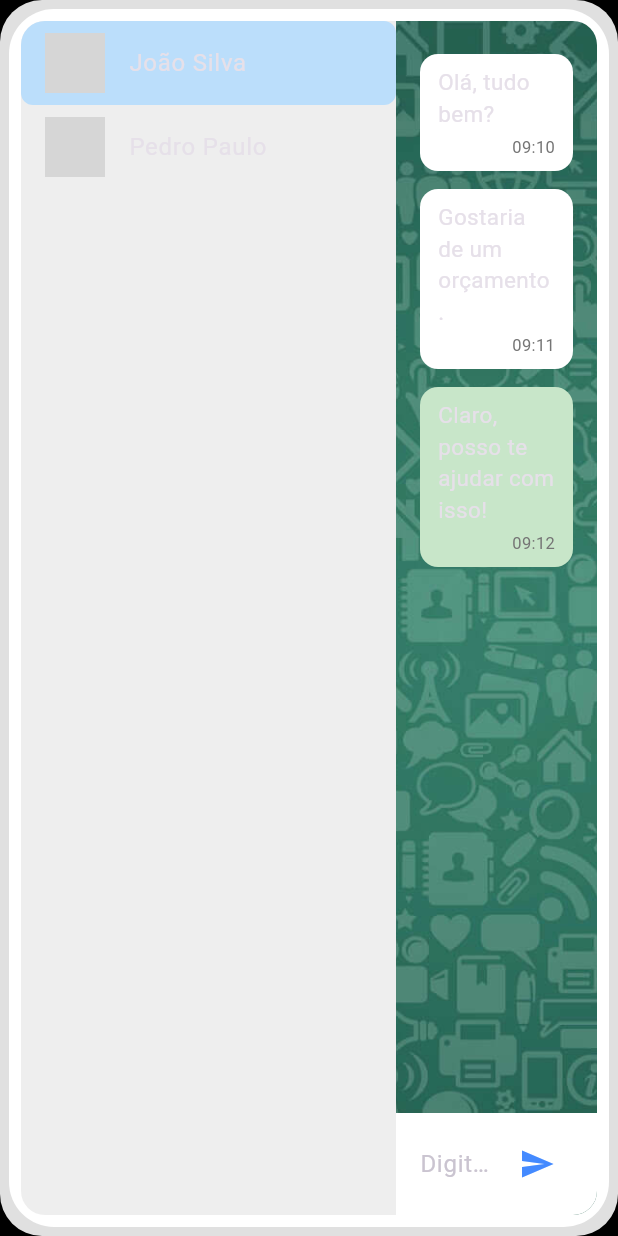
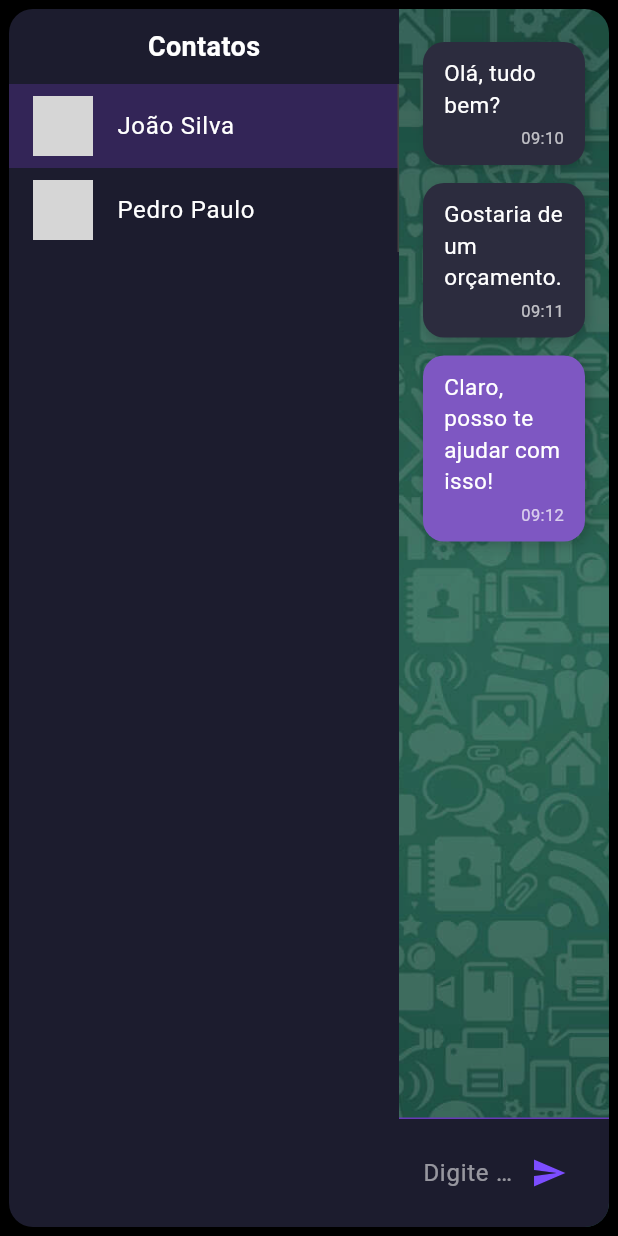
Before and after one commit to marandu-solutions/siga, a Flutter app: the AtendimentoPage widget shown alone on an empty page, opened directly, on a phone screen of 412 x 824 dp. Run offline on Flutter 3.47's test engine with Material 3 defaults, Android fonts, the light colour scheme and no system bars; our stand-ins replace lucide_icons; network calls fail; grey boxes are pictures that could not be loaded.

Commit message:
refactor: estilo escuro do app

```diff
--- a/lib/Pages/AtendimentoPage/atendimento_page.dart
+++ b/lib/Pages/AtendimentoPage/atendimento_page.dart
@@ -19,32 +19,16 @@ class _AtendimentoPageState extends State<AtendimentoPage> {
       "foto": "https://i.pravatar.cc/150?img=3",
       "mensagens": [
         {"texto": "Olá, tudo bem?", "remetente": "cliente", "hora": "09:10"},
-        {
-          "texto": "Gostaria de um orçamento.",
-          "remetente": "cliente",
-          "hora": "09:11"
-        },
-        {
-          "texto": "Claro, posso te ajudar com isso!",
-          "remetente": "loja",
-          "hora": "09:12"
-        },
+        {"texto": "Gostaria de um orçamento.", "remetente": "cliente", "hora": "09:11"},
+        {"texto": "Claro, posso te ajudar com isso!", "remetente": "loja", "hora": "09:12"},
       ],
     },
     {
       "nome": "Pedro Paulo",
       "foto": "https://i.pravatar.cc/150?img=5",
       "mensagens": [
-        {
-          "texto": "Vocês fazem camisas polo personalizadas?",
-          "remetente": "cliente",
-          "hora": "08:45"
-        },
-        {
-          "texto": "Fazemos sim! Posso te mostrar alguns modelos.",
-          "remetente": "loja",
-          "hora": "08:46"
-        },
+        {"texto": "Vocês fazem camisas polo personalizadas?", "remetente": "cliente", "hora": "08:45"},
+        {"texto": "Fazemos sim! Posso te mostrar alguns modelos.", "remetente": "loja", "hora": "08:46"},
       ],
     },
   ];
@@ -56,7 +40,7 @@ class _AtendimentoPageState extends State<AtendimentoPage> {
       contatos[contatoSelecionado]["mensagens"].add({
         "texto": _mensagemController.text.trim(),
         "remetente": "loja",
-        "hora": TimeOfDay.now().format(context)
+        "hora": TimeOfDay.now().format(context),
       });
       _mensagemController.clear();
     });
@@ -74,25 +58,29 @@ class _AtendimentoPageState extends State<AtendimentoPage> {
   Widget build(BuildContext context) {
     return Center(
       child: Container(
-        decoration: BoxDecoration(
-          color: Colors.grey.shade300, // Borda cinza mais externa (efeito 3D)
-          borderRadius: BorderRadius.circular(28),
-        ),
-        padding: const EdgeInsets.all(6), // Espaço para borda branca interna
-        child: Container(
-          decoration: BoxDecoration(
-            color: Colors.white, // Fundo branco "janela"
-            borderRadius: BorderRadius.circular(30),
-          ),
-          padding: const EdgeInsets.all(8),
+        padding: const EdgeInsets.all(6),
         child: ClipRRect(
           borderRadius: BorderRadius.circular(16),
           child: Row(
             children: [
-                // Sidebar de Contatos
+              // Sidebar de contatos
               Container(
-                  width: 250,
-                  color: Colors.grey.shade200,
+                width: 260,
+                color: const Color(0xFF1C1C2E),
+                child: Column(
+                  children: [
+                    const Padding(
+                      padding: EdgeInsets.all(12.0),
+                      child: Text(
+                        "Contatos",
+                        style: TextStyle(
+                          fontSize: 18,
+                          fontWeight: FontWeight.bold,
+                          color: Colors.white,
+                        ),
+                      ),
+                    ),
+                    Expanded(
                       child: ListView.builder(
                         itemCount: contatos.length,
                         itemBuilder: (context, index) {
@@ -102,53 +90,54 @@ class _AtendimentoPageState extends State<AtendimentoPage> {
 
                           Color backgroundColor = Colors.transparent;
                           if (isSelected) {
-                        backgroundColor = Colors.blue.shade100;
+                            backgroundColor = Colors.deepPurple.withOpacity(0.3);
                           } else if (isHovered) {
-                        backgroundColor = Colors.blue.shade50;
+                            backgroundColor = Colors.deepPurple.withOpacity(0.15);
                           }
 
                           return MouseRegion(
-                        onEnter: (_) {
-                          setState(() {
-                            contatoHoverIndex = index;
-                          });
-                        },
-                        onExit: (_) {
-                          setState(() {
-                            contatoHoverIndex = null;
-                          });
-                        },
-                        child: Container(
+                            onEnter: (_) => setState(() => contatoHoverIndex = index),
+                            onExit: (_) => setState(() => contatoHoverIndex = null),
+                            child: AnimatedContainer(
+                              duration: const Duration(milliseconds: 200),
                               decoration: BoxDecoration(
                                 color: backgroundColor,
-                            borderRadius: BorderRadius.circular(8),
+                                border: Border(
+                                  right: BorderSide(
+                                    color: Colors.grey.shade800,
+                                    width: 1,
+                                  ),
+                                ),
                               ),
                               child: ListTile(
                                 leading: CircleAvatar(
                                   backgroundImage: NetworkImage(contato["foto"]),
                                 ),
-                            title: Text(contato["nome"]),
-                            onTap: () {
-                              setState(() {
-                                contatoSelecionado = index;
-                              });
-                            },
+                                title: Text(
+                                  contato["nome"],
+                                  style: const TextStyle(color: Colors.white),
+                                ),
+                                onTap: () => setState(() => contatoSelecionado = index),
                               ),
                             ),
                           );
                         },
                       ),
                     ),
+                  ],
+                ),
+              ),
 
-                // Área de Conversa
+              // Área de conversa
               Expanded(
                 child: Stack(
                   children: [
-                      // Fundo da conversa
                     Positioned.fill(
                       child: Image.asset(
                         'assets/whatsapp_background.png',
                         fit: BoxFit.cover,
+                        color: Colors.black.withOpacity(0.2),
+                        colorBlendMode: BlendMode.darken,
                       ),
                     ),
                     Column(
@@ -157,47 +146,39 @@ class _AtendimentoPageState extends State<AtendimentoPage> {
                           child: ListView.builder(
                             controller: _scrollController,
                             padding: const EdgeInsets.all(16),
-                              itemCount:
-                              contatos[contatoSelecionado]["mensagens"]
-                                  .length,
+                            itemCount: contatos[contatoSelecionado]["mensagens"].length,
                             itemBuilder: (context, index) {
-                                final mensagem = contatos[contatoSelecionado]
-                                ["mensagens"][index];
-                                final isLoja =
-                                    mensagem["remetente"] == "loja";
+                              final mensagem = contatos[contatoSelecionado]["mensagens"][index];
+                              final isLoja = mensagem["remetente"] == "loja";
 
                               return Align(
-                                  alignment: isLoja
-                                      ? Alignment.centerRight
-                                      : Alignment.centerLeft,
+                                alignment: isLoja ? Alignment.centerRight : Alignment.centerLeft,
                                 child: Container(
-                                    padding: const EdgeInsets.symmetric(
-                                        horizontal: 12, vertical: 8),
-                                    margin:
-                                    const EdgeInsets.symmetric(vertical: 6),
-                                    constraints:
-                                    const BoxConstraints(maxWidth: 400),
+                                  padding: const EdgeInsets.symmetric(horizontal: 14, vertical: 10),
+                                  margin: const EdgeInsets.symmetric(vertical: 6),
+                                  constraints: const BoxConstraints(maxWidth: 400),
                                   decoration: BoxDecoration(
-                                      color: isLoja
-                                          ? Colors.green.shade100
-                                          : Colors.white,
-                                      borderRadius: BorderRadius.circular(12),
+                                    color: isLoja ? Colors.deepPurple.shade400 : const Color(0xFF2C2C3E),
+                                    borderRadius: BorderRadius.circular(14),
+                                    boxShadow: [
+                                      BoxShadow(
+                                        color: Colors.black.withOpacity(0.2),
+                                        blurRadius: 6,
+                                        offset: const Offset(2, 2),
+                                      )
+                                    ],
                                   ),
                                   child: Column(
-                                      crossAxisAlignment: CrossAxisAlignment
-                                          .end,
+                                    crossAxisAlignment: CrossAxisAlignment.end,
                                     children: [
                                       Text(
                                         mensagem["texto"],
-                                          style: const TextStyle(fontSize: 15),
+                                        style: const TextStyle(fontSize: 15, color: Colors.white),
                                       ),
                                       const SizedBox(height: 4),
                                       Text(
                                         mensagem["hora"] ?? '',
-                                          style: TextStyle(
-                                            fontSize: 11,
-                                            color: Colors.grey.shade600,
-                                          ),
+                                        style: const TextStyle(fontSize: 11, color: Colors.white70),
                                       ),
                                     ],
                                   ),
@@ -209,31 +190,36 @@ class _AtendimentoPageState extends State<AtendimentoPage> {
 
                         // Campo de digitação
                         Container(
-                            padding: const EdgeInsets.symmetric(
-                                horizontal: 16, vertical: 10),
-                            color: Colors.white,
+                          padding: const EdgeInsets.symmetric(horizontal: 16, vertical: 12),
+                          decoration: const BoxDecoration(
+                            color: Color(0xFF1C1C2E),
+                            border: Border(
+                              top: BorderSide(color: Colors.deepPurple),
+                            ),
+                          ),
                           child: Row(
                             children: [
                               Expanded(
                                 child: TextField(
                                   controller: _mensagemController,
+                                  style: const TextStyle(color: Colors.white),
                                   decoration: const InputDecoration(
                                     hintText: "Digite sua mensagem...",
+                                    hintStyle: TextStyle(color: Colors.white54),
                                     border: InputBorder.none,
                                   ),
                                   onSubmitted: (_) => enviarMensagem(),
                                 ),
                               ),
                               IconButton(
-                                  icon: const Icon(Icons.send,
-                                      color: Colors.blueAccent),
+                                icon: const Icon(Icons.send, color: Colors.deepPurpleAccent),
                                 onPressed: enviarMensagem,
                               ),
                             ],
                           ),
-                          )
+                        ),
                       ],
-                      )
+                    ),
                   ],
                 ),
               ),
@@ -241,7 +227,6 @@ class _AtendimentoPageState extends State<AtendimentoPage> {
           ),
         ),
       ),
-      ),
     );
   }
 }
```
Also changed, not shown: lib/Pages/AlertaPage/alerta_page.dart (+125 -108 lines). Lines whose indentation alone changed are shown as unchanged.
